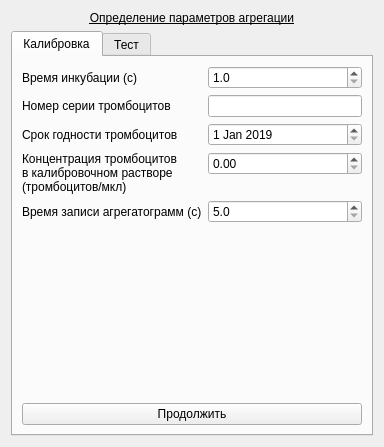
The window that choisedialog/agr1.ui (krang4d/Agrekola) describes before a commit, drawn with Qt 5.
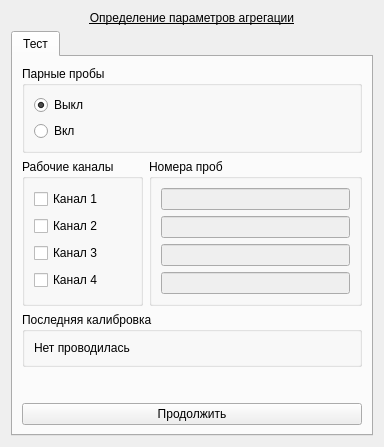
The same window after the commit.

Commit message: add the TestKoAgr widget class for check the system

What changed in the file:
```diff
--- a/choisedialog/agr1.ui
+++ b/choisedialog/agr1.ui
@@ -26,120 +26,12 @@
    </item>
    <item>
     <widget class="QTabWidget" name="tabWidget">
+     <property name="enabled">
+      <bool>true</bool>
+     </property>
      <property name="currentIndex">
       <number>0</number>
      </property>
-     <widget class="QWidget" name="tabWidgetPage1">
-      <attribute name="title">
-       <string>Калибровка</string>
-      </attribute>
-      <layout class="QVBoxLayout" name="verticalLayout_3">
-       <item>
-        <layout class="QFormLayout" name="formLayout_calib_2">
-         <item row="0" column="0">
-          <widget class="QLabel" name="label_calib_1">
-           <property name="text">
-            <string>Время инкубации (с)</string>
-           </property>
-          </widget>
-         </item>
-         <item row="0" column="1">
-          <widget class="QDoubleSpinBox" name="doubleSpinBox_calibIncubeTime">
-           <property name="decimals">
-            <number>1</number>
-           </property>
-           <property name="minimum">
-            <double>1.000000000000000</double>
-           </property>
-          </widget>
-         </item>
-         <item row="1" column="0">
-          <widget class="QLabel" name="label_calib_2">
-           <property name="text">
-            <string>Номер серии тромбоцитов</string>
-           </property>
-          </widget>
-         </item>
-         <item row="1" column="1">
-          <widget class="QLineEdit" name="lineEdit_calibTrombotsitSerial"/>
-         </item>
-         <item row="2" column="0">
-          <widget class="QLabel" name="label_calib_3">
-           <property name="text">
-            <string>Срок годности тромбоцитов</string>
-           </property>
-          </widget>
-         </item>
-         <item row="2" column="1">
-          <widget class="QDateEdit" name="dateEdit_calibTrombotsit">
-           <property name="date">
-            <date>
-             <year>2019</year>
-             <month>1</month>
-             <day>1</day>
-            </date>
-           </property>
-          </widget>
-         </item>
-         <item row="3" column="0">
-          <widget class="QLabel" name="label_calib_4">
-           <property name="text">
-            <string>Концентрация тромбоцитов
-в калибровочном растворе
-(тромбоцитов/мкл)</string>
-           </property>
-          </widget>
-         </item>
-         <item row="3" column="1">
-          <widget class="QDoubleSpinBox" name="doubleSpinBox_calibTrombotsit"/>
-         </item>
-         <item row="4" column="0">
-          <widget class="QLabel" name="label_calib_5">
-           <property name="text">
-            <string>Время записи агрегатограмм (с)</string>
-           </property>
-          </widget>
-         </item>
-         <item row="4" column="1">
-          <widget class="QDoubleSpinBox" name="doubleSpinBox_calibWriteTime">
-           <property name="decimals">
-            <number>1</number>
-           </property>
-           <property name="minimum">
-            <double>5.000000000000000</double>
-           </property>
-           <property name="maximum">
-            <double>180.000000000000000</double>
-           </property>
-          </widget>
-         </item>
-        </layout>
-       </item>
-       <item>
-        <spacer name="verticalSpacer">
-         <property name="orientation">
-          <enum>Qt::Vertical</enum>
-         </property>
-         <property name="sizeHint" stdset="0">
-          <size>
-           <width>305</width>
-           <height>127</height>
-          </size>
-         </property>
-        </spacer>
-       </item>
-       <item>
-        <widget class="QPushButton" name="pushButton_calib">
-         <property name="text">
-          <string>Продолжить</string>
-         </property>
-         <property name="shortcut">
-          <string>Ctrl+Return</string>
-         </property>
-        </widget>
-       </item>
-      </layout>
-     </widget>
      <widget class="QWidget" name="tabWidgetPage2">
       <attribute name="title">
        <string>Тест</string>
```
The commit also changes 15 other files.
